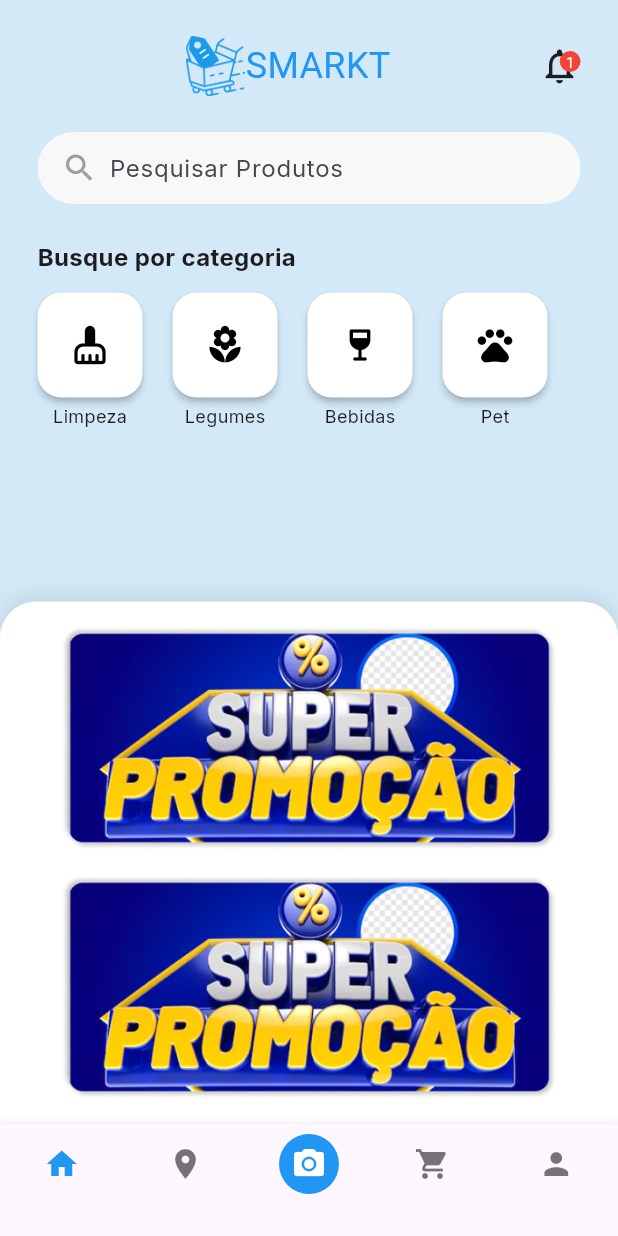
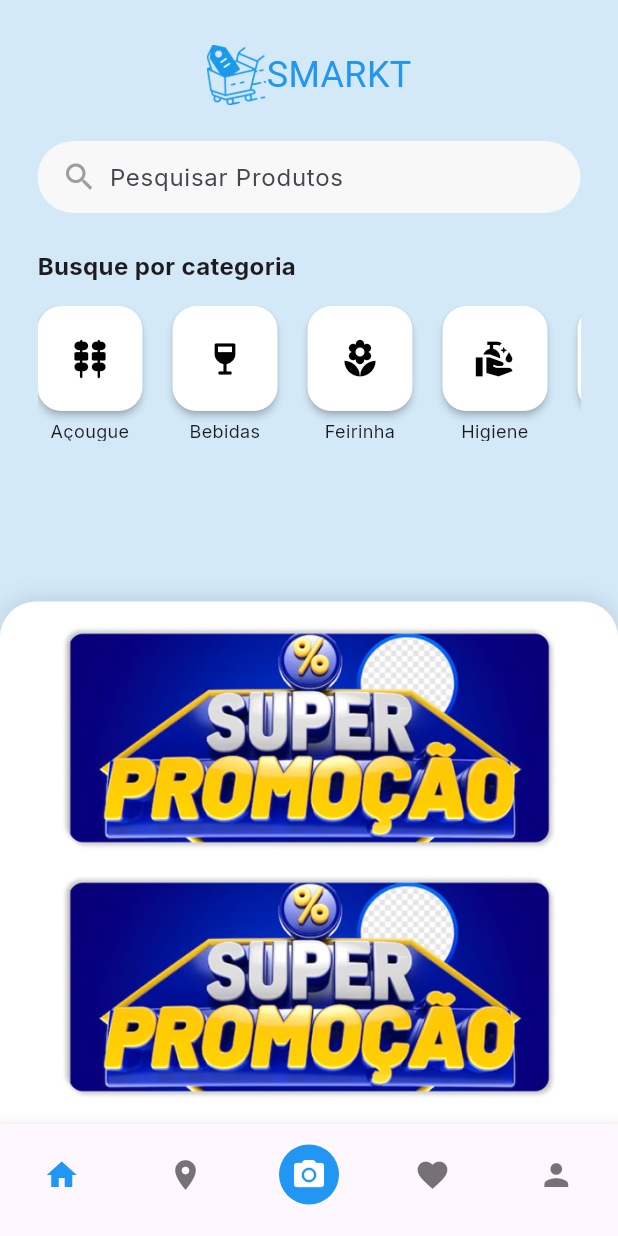
Before and after one commit to RafaelBertasso/SMarket, a Flutter app: the NavBar screen opened by its route, on a phone screen of 412 x 824 dp. Run offline on Flutter 3.47's test engine with Material 3 defaults, Android fonts, the phone set to English and light mode, and no system bars; our stand-ins replace camera, firebase_auth, firebase_core, google_fonts, google_sign_in; accounts and stored records are empty.

Commit message:
firulinhas de categoria na tela home

```diff
--- a/lib/components/navbar.dart
+++ b/lib/components/navbar.dart
@@ -43,6 +43,9 @@ class _NavBarState extends State<NavBar> {
         currentIndex: _selectedIndex,
         onTap: _onItemTapped,
         selectedItemColor: Colors.blue,
+        showSelectedLabels: false,
+        showUnselectedLabels: false,
+
         items: [
           BottomNavigationBarItem(icon: Icon(Icons.home), label: ''),
           BottomNavigationBarItem(icon: Icon(Icons.location_on), label: ''),
@@ -53,7 +56,7 @@ class _NavBarState extends State<NavBar> {
             ),
             label: '',
           ),
-          BottomNavigationBarItem(icon: Icon(Icons.shopping_cart), label: ''),
+          BottomNavigationBarItem(icon: Icon(Icons.favorite), label: ''),
           BottomNavigationBarItem(icon: Icon(Icons.person), label: ''),
         ],
       ),
--- a/lib/screens/home.page.dart
+++ b/lib/screens/home.page.dart
@@ -13,7 +13,7 @@ class HomePage extends StatelessWidget {
       body: Stack(
         children: [
           SingleChildScrollView(
-            padding: const EdgeInsets.fromLTRB(25, 24, 25, 200),
+            padding: const EdgeInsets.fromLTRB(25, 30, 25, 200),
             child: Column(
               crossAxisAlignment: CrossAxisAlignment.start,
               children: [
@@ -40,29 +40,6 @@ class HomePage extends StatelessWidget {
                           ],
                         ),
                       ),
-                    ),
-                    Stack(
-                      children: [
-                        const Icon(Icons.notifications_none, size: 28),
-                        Positioned(
-                          right: 0,
-                          top: 0,
-                          child: Container(
-                            padding: const EdgeInsets.all(4),
-                            decoration: const BoxDecoration(
-                              color: Colors.red,
-                              shape: BoxShape.circle,
-                            ),
-                            child: const Text(
-                              '1',
-                              style: TextStyle(
-                                color: Colors.white,
-                                fontSize: 10,
-                              ),
-                            ),
-                          ),
-                        ),
-                      ],
                     ),
                   ],
                 ),
@@ -106,7 +83,7 @@ class HomePage extends StatelessWidget {
                     ),
                   ],
                 ),
-                const SizedBox(height: 12),
+                const SizedBox(height: 15),
 
                 // Categorias
                 SizedBox(
@@ -116,14 +93,8 @@ class HomePage extends StatelessWidget {
                     children: [
                       _buildCategoryButton(
                         context,
-                        Icons.cleaning_services_rounded,
-                        'Limpeza',
-                        '/favorites',
-                      ),
-                      _buildCategoryButton(
-                        context,
-                        Icons.local_florist,
-                        'Legumes',
+                        Icons.kebab_dining_rounded,
+                        'Açougue',
                         '/favorites',
                       ),
                       _buildCategoryButton(
@@ -134,7 +105,31 @@ class HomePage extends StatelessWidget {
                       ),
                       _buildCategoryButton(
                         context,
-                        Icons.pets_rounded,
+                        Icons.local_florist,
+                        'Feirinha',
+                        '/favorites',
+                      ),
+                      _buildCategoryButton(
+                        context,
+                        Icons.clean_hands,
+                        'Higiene',
+                        '/favorites',
+                      ),
+                      _buildCategoryButton(
+                        context,
+                        Icons.cleaning_services,
+                        'Limpeza',
+                        '/favorites',
+                      ),
+                      _buildCategoryButton(
+                        context,
+                        Icons.dinner_dining_rounded,
+                        'Massas',
+                        '/favorites',
+                      ),
+                      _buildCategoryButton(
+                        context,
+                        Icons.pets,
                         'Pet',
                         '/favorites',
                       ),
@@ -184,7 +179,10 @@ class HomePage extends StatelessWidget {
   ) {
     return Padding(
       padding: const EdgeInsets.only(right: 20),
+      child: SizedBox(
+        width: 70,
         child: Column(
+          mainAxisSize: MainAxisSize.min,
           children: [
             ElevatedButton(
               onPressed: () {
@@ -202,13 +200,16 @@ class HomePage extends StatelessWidget {
               ),
               child: Icon(icon, size: 28),
             ),
-          const SizedBox(height: 4),
+            const SizedBox(height: 5),
             Text(
               label,
               style: GoogleFonts.inter(fontSize: 12),
               textAlign: TextAlign.center,
+              overflow: TextOverflow.ellipsis,
+              maxLines: 1,
             ),
           ],
+        ),
       ),
     );
   }
--- a/lib/screens/scan.page.dart
+++ b/lib/screens/scan.page.dart
@@ -1,5 +1,4 @@
 import 'dart:io';
-
 import 'package:flutter/material.dart';
 import 'package:camera/camera.dart';
 import 'package:google_fonts/google_fonts.dart';
@@ -86,20 +85,12 @@ class _ScanPageState extends State<ScanPage> {
         color: Colors.grey[900],
         child: Center(child: _arquivoWidget()),
       ),
-      // floatingActionButton:
-      //     (photo != null)
-      //         ? FloatingActionButton.extended(
-      //           onPressed: () => Navigator.pop(context),
-      //           label: const Text("Finalizar"),
-      //         )
-      //         : null,
-      // floatingActionButtonLocation: FloatingActionButtonLocation.centerFloat,
     );
   }
 
   Widget _arquivoWidget() {
     return Column(
-      mainAxisAlignment: MainAxisAlignment.center,
+      mainAxisAlignment: MainAxisAlignment.center, //alterar altura da camera
       children: [
         Container(
           width: size!.width - 50,
@@ -118,9 +109,9 @@ class _ScanPageState extends State<ScanPage> {
                 ElevatedButton.icon(
                   onPressed: refazerFoto,
                   icon: const Icon(Icons.refresh),
-                  label: const Text(
+                  label: Text(
                     'Refazer Foto',
-                    style: TextStyle(fontSize: 14),
+                    style: GoogleFonts.inter(fontSize: 14),
                   ),
                   style: ElevatedButton.styleFrom(
                     backgroundColor: Colors.redAccent,
@@ -138,9 +129,9 @@ class _ScanPageState extends State<ScanPage> {
                 ElevatedButton.icon(
                   onPressed: () => Navigator.pop(context),
                   icon: const Icon(Icons.check_circle),
-                  label: const Text(
+                  label: Text(
                     'Finalizar',
-                    style: TextStyle(fontSize: 14),
+                    style: GoogleFonts.inter(fontSize: 14),
                   ),
                   style: ElevatedButton.styleFrom(
                     backgroundColor: Colors.green,
@@ -163,9 +154,9 @@ class _ScanPageState extends State<ScanPage> {
 
   Widget _cameraPreviewWidget() {
     if (cameraController == null || !cameraController!.value.isInitialized) {
-      return const Text(
+      return Text(
         'Câmera não disponível',
-        style: TextStyle(color: Colors.white),
+        style: GoogleFonts.inter(color: Colors.white),
       );
     } else {
       return Stack(
--- a/lib/screens/settings.page.dart
+++ b/lib/screens/settings.page.dart
@@ -109,16 +109,6 @@ class _SettingsPageState extends State<SettingsPage> {
                 });
               },
             ),
-            _buildToggleItem(
-              Icons.notifications_none_outlined,
-              'Permitir o Envio de Notificações',
-              _notificationsEnabled,
-              (value) {
-                setState(() {
-                  _notificationsEnabled = value;
-                });
-              },
-            ),
 
             Padding(
               padding: const EdgeInsets.symmetric(horizontal: 25, vertical: 20),
@@ -225,7 +215,7 @@ class _SettingsPageState extends State<SettingsPage> {
     ValueChanged<bool> onChanged,
   ) {
     return Padding(
-      padding: const EdgeInsets.symmetric(horizontal: 30, vertical: 10),
+      padding: const EdgeInsets.fromLTRB(30, 10, 20, 10),
       child: Row(
         children: [
           CircleAvatar(
```
Lines whose indentation alone changed are shown as unchanged.
